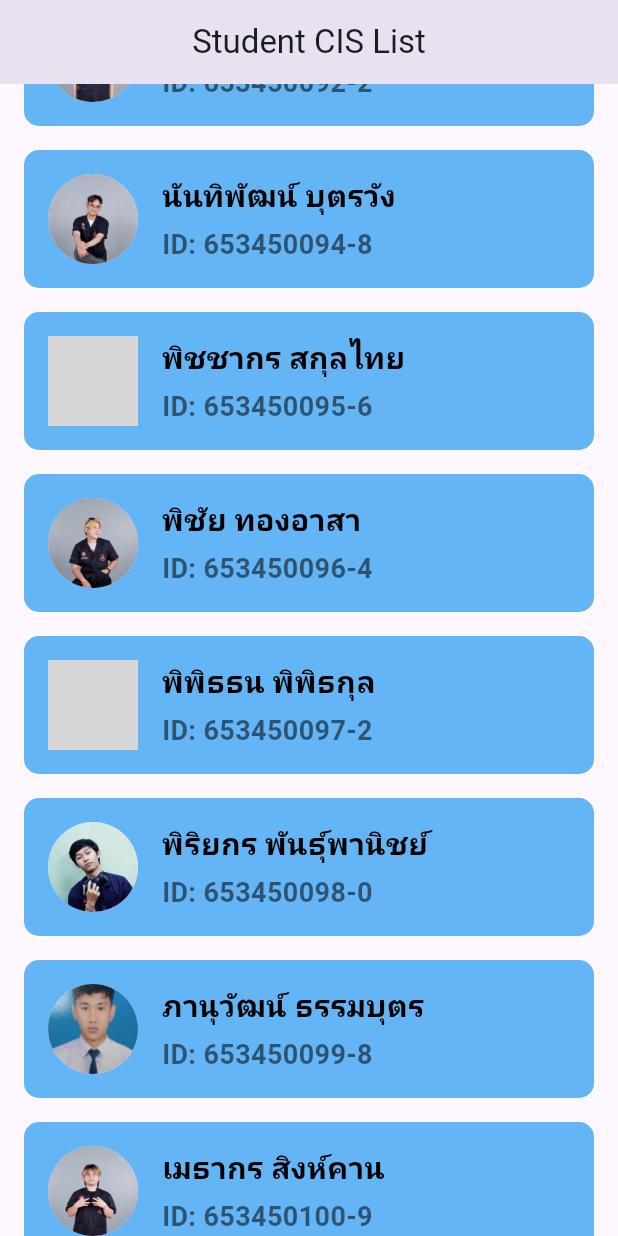
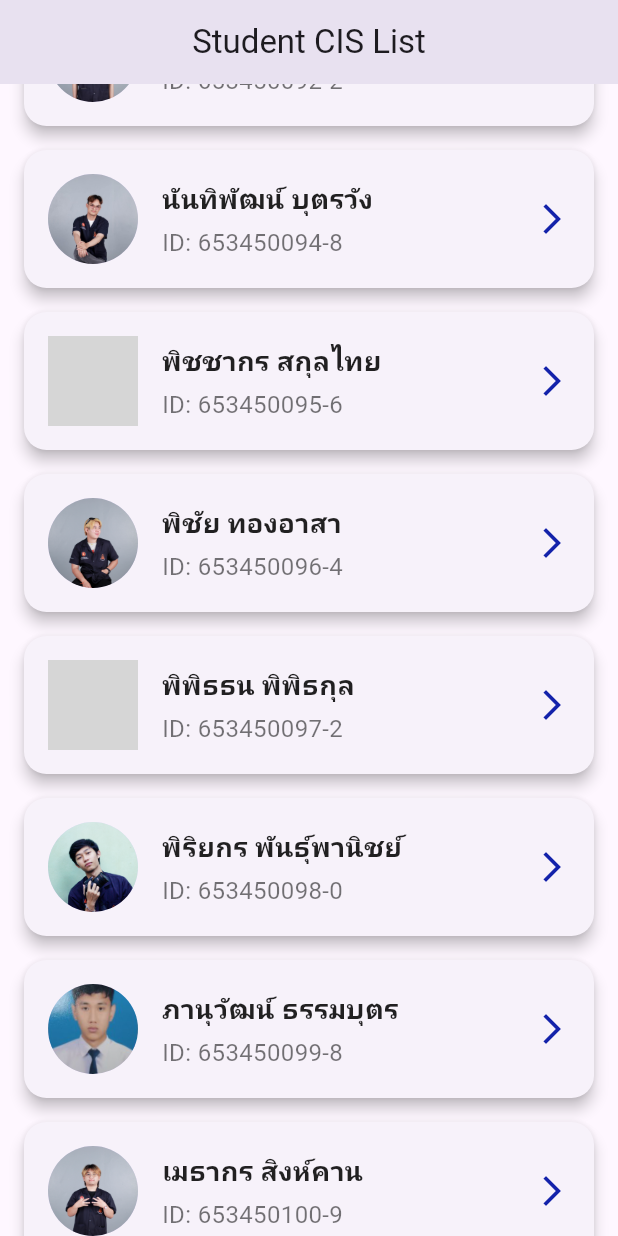
Before and after one commit to natthawannz/LayoutStudentList, a Flutter app: the screen it shows after launch, scrolled down 1152 dp, on a phone screen of 412 x 824 dp. Run offline on Flutter 3.47's test engine with Material 3 defaults, Android fonts, the phone set to English and light mode, and no system bars; grey boxes are pictures that could not be loaded.

Commit message:
Update main.dart

```diff
--- a/lib/main.dart
+++ b/lib/main.dart
@@ -9,6 +9,10 @@ class StudentListApp extends StatelessWidget {
   Widget build(BuildContext context) {
     return MaterialApp(
       debugShowCheckedModeBanner: false,
+      theme: ThemeData(
+        primarySwatch: Colors.blue,
+        visualDensity: VisualDensity.adaptivePlatformDensity,
+      ),
       home: StudentListPage(),
     );
   }
@@ -122,8 +126,9 @@ class StudentListPage extends StatelessWidget {
   Widget build(BuildContext context) {
     return Scaffold(
       appBar: AppBar(
-        title: Text('Student CIS List'),
+        title: const Text('Student CIS List'),
         centerTitle: true,
+        elevation: 0,
       ),
       body: ListView.builder(
         itemCount: students.length,
@@ -138,43 +143,51 @@ class StudentListPage extends StatelessWidget {
                 ),
               );
             },
+            child: Card(
+              margin: const EdgeInsets.symmetric(vertical: 8, horizontal: 16),
+              elevation: 4,
+              shape: RoundedRectangleBorder(
+                borderRadius: BorderRadius.circular(15),
+              ),
               child: Container(
-              margin: EdgeInsets.symmetric(vertical: 8, horizontal: 16),
-              padding: EdgeInsets.all(16),
-              decoration: BoxDecoration(
-                color: student.gender == 'ชาย'
-                    ? Colors.blue[300]
-                    : Colors.orange[300],
-                borderRadius: BorderRadius.circular(10),
-              ),
+                padding: const EdgeInsets.all(16),
                 child: Row(
                   children: [
                     CircleAvatar(
                       backgroundImage: AssetImage(student.imagePath),
                       radius: 30,
+                      onBackgroundImageError: (_, __) {
+                        debugPrint('Error loading image: ${student.imagePath}');
+                      },
                     ),
-                  SizedBox(width: 16),
-                  Column(
+                    const SizedBox(width: 16),
+                    Expanded(
+                      child: Column(
                         crossAxisAlignment: CrossAxisAlignment.start,
                         children: [
                           Text(
                             student.name,
-                        style: TextStyle(
-                            fontSize: 20,
+                            style: const TextStyle(
+                              fontSize: 18,
                               fontWeight: FontWeight.bold,
-                            color: Colors.black),
+                              color: Colors.black87,
                             ),
-                      SizedBox(height: 4),
+                          ),
+                          const SizedBox(height: 4),
                           Text(
                             'ID: ${student.studentId}',
-                        style: TextStyle(
-                            fontSize: 18,
+                            style: const TextStyle(
+                              fontSize: 16,
                               color: Colors.black54,
-                            fontWeight: FontWeight.bold),
+                            ),
                           ),
                         ],
                       ),
+                    ),
+                    Icon(Icons.arrow_forward_ios,
+                        color: const Color.fromARGB(255, 19, 34, 170)),
                   ],
+                ),
               ),
             ),
           );
@@ -194,31 +207,68 @@ class StudentDetailPage extends StatelessWidget {
     return Scaffold(
       appBar: AppBar(
         title: Text('ข้อมูลของ ${student.name}'),
+        centerTitle: true,
       ),
-      body: Padding(
+      body: SingleChildScrollView(
+        child: Padding(
           padding: const EdgeInsets.all(16.0),
-        child: Center(
           child: Column(
-            crossAxisAlignment: CrossAxisAlignment.center,
             children: [
               CircleAvatar(
                 backgroundImage: AssetImage(student.imagePath),
-                radius: 150,
+                radius: 100,
+                onBackgroundImageError: (_, __) {
+                  debugPrint('Error loading image: ${student.imagePath}');
+                },
               ),
-              SizedBox(height: 16),
+              const SizedBox(height: 24),
               Text(
-                'ชื่อ: ${student.gender == 'ชาย' ? 'นาย' : 'นางสาว'}${student.name}',
-                style: TextStyle(fontSize: 34, fontWeight: FontWeight.bold),
+                student.name,
+                style: const TextStyle(
+                  fontSize: 28,
+                  fontWeight: FontWeight.bold,
+                  color: Colors.black87,
                 ),
-              SizedBox(height: 8),
+                textAlign: TextAlign.center,
+              ),
+              const SizedBox(height: 12),
               Text(
                 'รหัสนักศึกษา: ${student.studentId}',
-                style: TextStyle(fontSize: 30, color: Colors.grey[800]),
+                style: const TextStyle(fontSize: 22, color: Colors.black54),
               ),
-              SizedBox(height: 16),
-              Text(
+              const SizedBox(height: 12),
+              Container(
+                padding:
+                    const EdgeInsets.symmetric(vertical: 8, horizontal: 16),
+                decoration: BoxDecoration(
+                  color: student.gender == 'ชาย'
+                      ? Colors.blue[100]
+                      : Colors.pink[100],
+                  borderRadius: BorderRadius.circular(10),
+                ),
+                child: Text(
                   'เพศ: ${student.gender}',
-                style: TextStyle(fontSize: 30, color: Colors.grey[600]),
+                  style: const TextStyle(
+                    fontSize: 20,
+                    fontWeight: FontWeight.bold,
+                  ),
+                ),
+              ),
+              const SizedBox(height: 24),
+              ElevatedButton(
+                onPressed: () {
+                  Navigator.pop(context);
+                },
+                style: ElevatedButton.styleFrom(
+                  backgroundColor: Colors.blue,
+                  shape: RoundedRectangleBorder(
+                    borderRadius: BorderRadius.circular(20),
+                  ),
+                ),
+                child: const Text(
+                  'ย้อนกลับ',
+                  style: TextStyle(fontSize: 18),
+                ),
               ),
             ],
           ),
```
Lines whose indentation alone changed are shown as unchanged.
